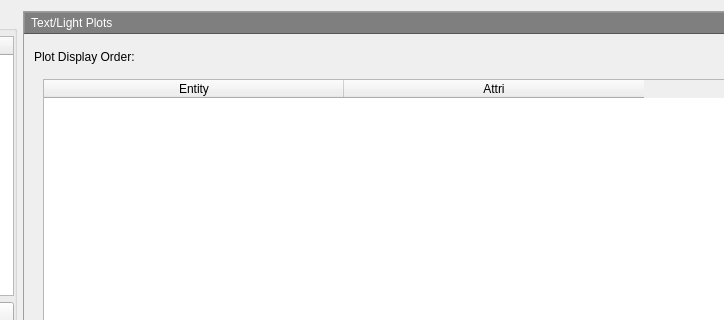
This is PlotManager.ui in whatudone/plotxy as Qt 5 draws it before an edit; both pictures show x 256 to 980 and y 0 to 320 of the 1259 by 764 pixel window. The edited form follows.
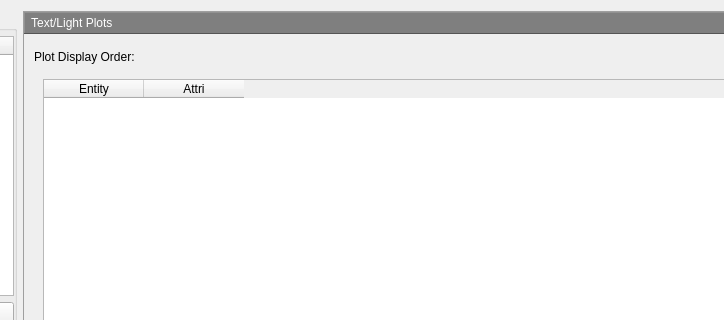
This is the edited form. Custom widgets are drawn as their Qt base class.

Patch:
```diff
--- a/PlotManager.ui
+++ b/PlotManager.ui
@@ -4671,25 +4671,10 @@
                 <layout class="QVBoxLayout" name="verticalLayout_75">
                  <item>
                   <widget class="QTableWidget" name="tableWidget_TextDataSort">
-                   <attribute name="horizontalHeaderDefaultSectionSize">
-                    <number>300</number>
-                   </attribute>
-                   <attribute name="horizontalHeaderStretchLastSection">
-                    <bool>false</bool>
-                   </attribute>
-                   <attribute name="verticalHeaderShowSortIndicator" stdset="0">
-                    <bool>false</bool>
-                   </attribute>
-                   <attribute name="verticalHeaderStretchLastSection">
-                    <bool>false</bool>
-                   </attribute>
                    <column>
                     <property name="text">
                      <string>Entity</string>
                     </property>
-                    <property name="textAlignment">
-                     <set>AlignCenter</set>
-                    </property>
                    </column>
                    <column>
                     <property name="text">
```
